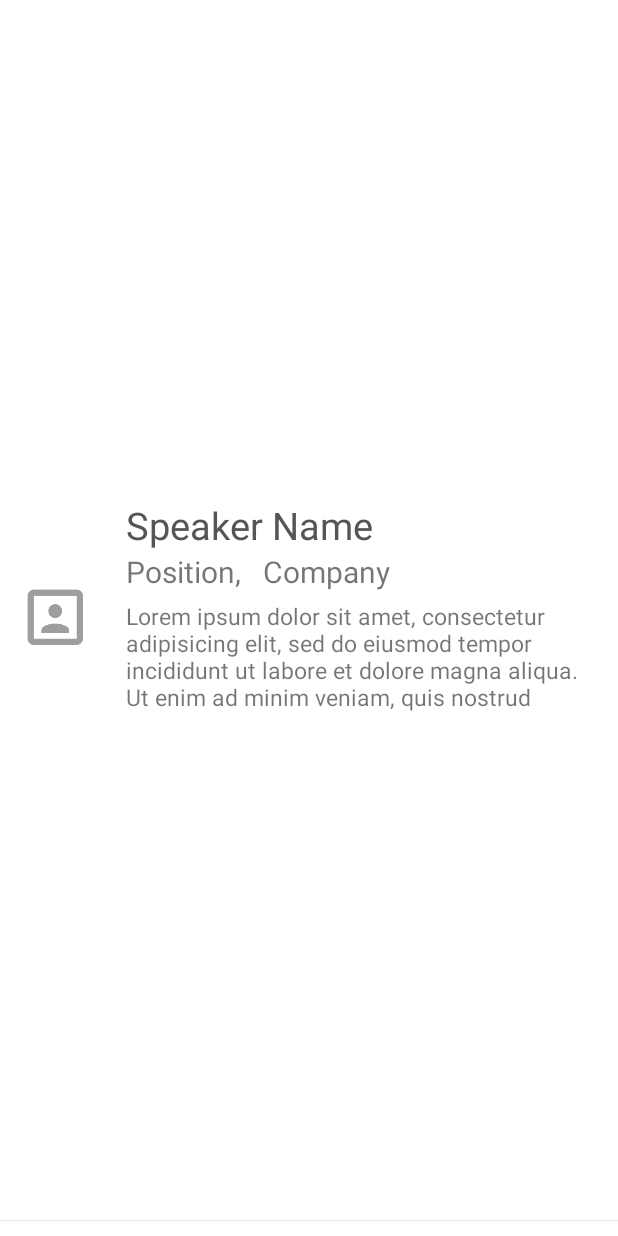
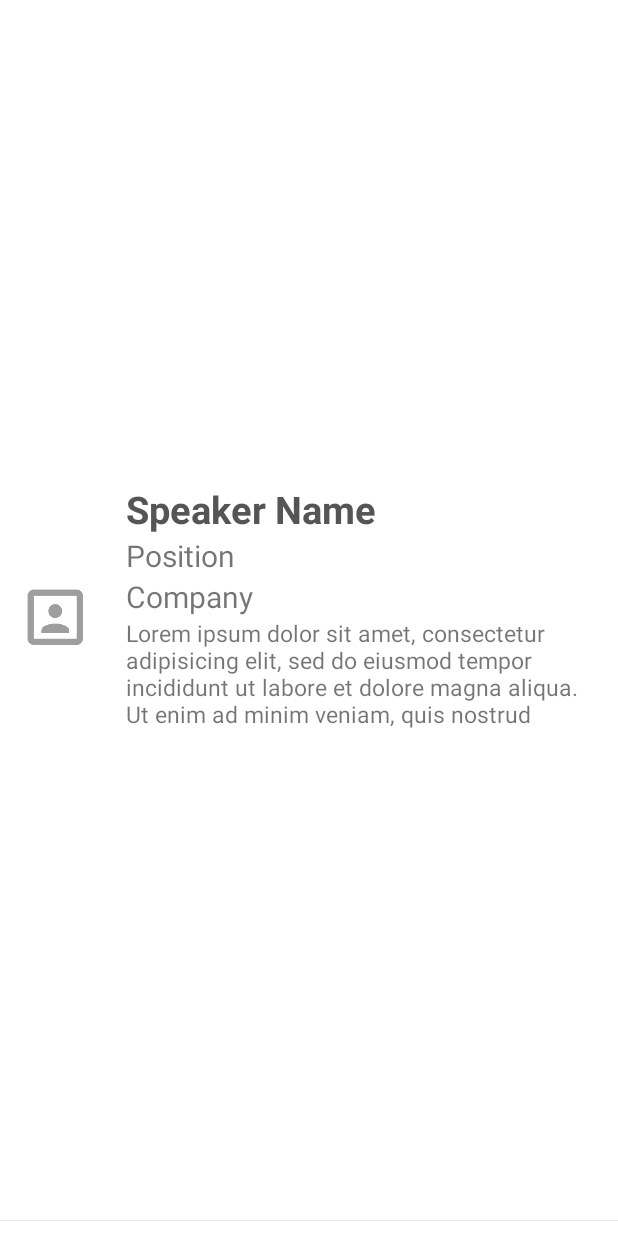
Before and after one commit to BrianBalote/fac_android, an Android app: the layout list_row_speakers.xml on its own in the app's theme, with its tools: preview values and no code run, on a phone screen of 412 x 824 dp. Run offline under Robolectric (Android 15) with nearby library versions, the phone set to English and light mode, and no system bars.

```diff
--- a/app/src/main/java/com/fujitsu/fac/activities/agenda/AgendaActivity.java
+++ b/app/src/main/java/com/fujitsu/fac/activities/agenda/AgendaActivity.java
@@ -10,7 +10,6 @@ import android.widget.TextView;
 
 import com.fujitsu.fac.R;
 import com.fujitsu.fac.domain.Agenda;
-import com.fujitsu.fac.services.EventService;
 
 import java.util.List;
 
@@ -29,7 +28,8 @@ public class AgendaActivity extends RoboListActivity {
         super.onCreate(savedInstanceState);
         setContentView(R.layout.activity_agenda);
 
-        List<Agenda> agendaList = EventService.getInstance().getCurrentEvent().getAgendaList();
+        AgendaData agendaData = new AgendaData();
+        List<Agenda> agendaList = agendaData.getAgendaList();
 
         AgendaListAdapter agendaListAdapter = new AgendaListAdapter(R.layout.list_row_agenda, agendaList);
 
--- a/app/src/main/java/com/fujitsu/fac/services/EventService.java
+++ b/app/src/main/java/com/fujitsu/fac/services/EventService.java
@@ -15,14 +15,10 @@ public class EventService {
     private EventService() {
     }
 
-    private EventService(boolean forTesting) {
-        this.currentEvent = new Event(true);
-    }
-
     public static EventService getInstance() {
 
         if(instance == null) {
-            instance = new EventService(true);
+            instance = new EventService();
         }
 
         return instance;
--- a/app/src/main/res/layout/list_row_speakers.xml
+++ b/app/src/main/res/layout/list_row_speakers.xml
@@ -25,23 +25,8 @@
 
         <TextView
             android:id="@+id/text_name"
-            android:layout_width="wrap_content"
-            android:layout_height="wrap_content"
-            android:paddingEnd="0dp"
-            android:paddingLeft="10dp"
-            android:paddingRight="0dp"
-            android:paddingStart="10dp"
             android:text="Speaker Name"
-            android:textColor="#555555"
-            android:textSize="@dimen/list_item_title_text_sz" />
-
-        <LinearLayout
-            android:layout_width="wrap_content"
-            android:layout_height="wrap_content"
-            android:layout_centerVertical="true"
-            android:layout_toRightOf="@+id/agenda_icon"
-            android:orientation="horizontal"
-            android:paddingBottom="5dp">
+            style="@style/ListItemTitle" />
 
         <TextView
             android:id="@+id/text_position"
@@ -51,7 +36,7 @@
             android:paddingLeft="10dp"
             android:paddingRight="0dp"
             android:paddingStart="10dp"
-                android:text="Position, "
+            android:text="Position"
             android:textSize="@dimen/list_item_desc_text_sz" />
 
         <TextView
@@ -64,8 +49,6 @@
             android:paddingStart="10dp"
             android:text="Company"
             android:textSize="@dimen/list_item_desc_text_sz" />
-
-        </LinearLayout>
 
         <TextView
             android:id="@+id/text_bio"
--- a/app/src/main/res/values/styles.xml
+++ b/app/src/main/res/values/styles.xml
@@ -55,4 +55,6 @@
         <item name="android:paddingStart">10dp</item>
     </style>
 
+
+
 </resources>
```
Also changed, not shown: app/src/main/java/com/fujitsu/fac/activities/agenda/AgendaData.java (added, +65 -0 lines), app/src/main/java/com/fujitsu/fac/activities/faqs/FaqsData.java (added, +8 -0 lines), app/src/main/java/com/fujitsu/fac/activities/speakers/SpeakersActivity.java (+7 -2 lines), app/src/main/java/com/fujitsu/fac/activities/speakers/SpeakersData.java (added, +50 -0 lines), app/src/main/java/com/fujitsu/fac/domain/Event.java (+0 -64 lines), app/src/main/java/com/fujitsu/fac/domain/Speaker.java (+4 -4 lines). Lines whose indentation alone changed are shown as unchanged.
